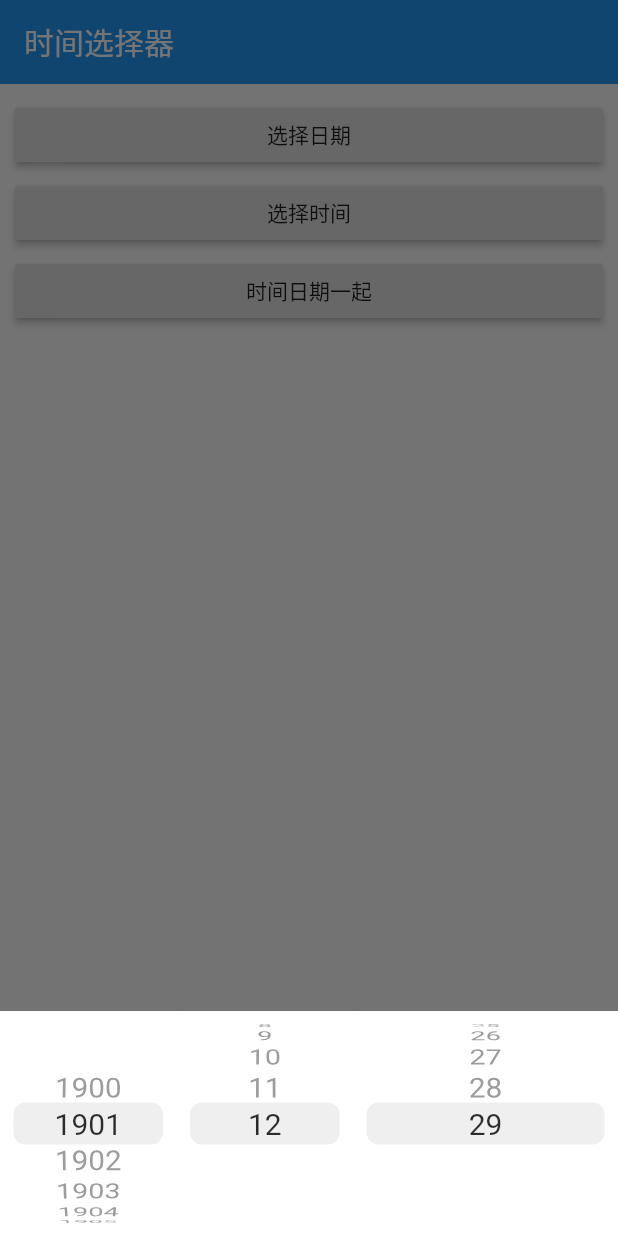
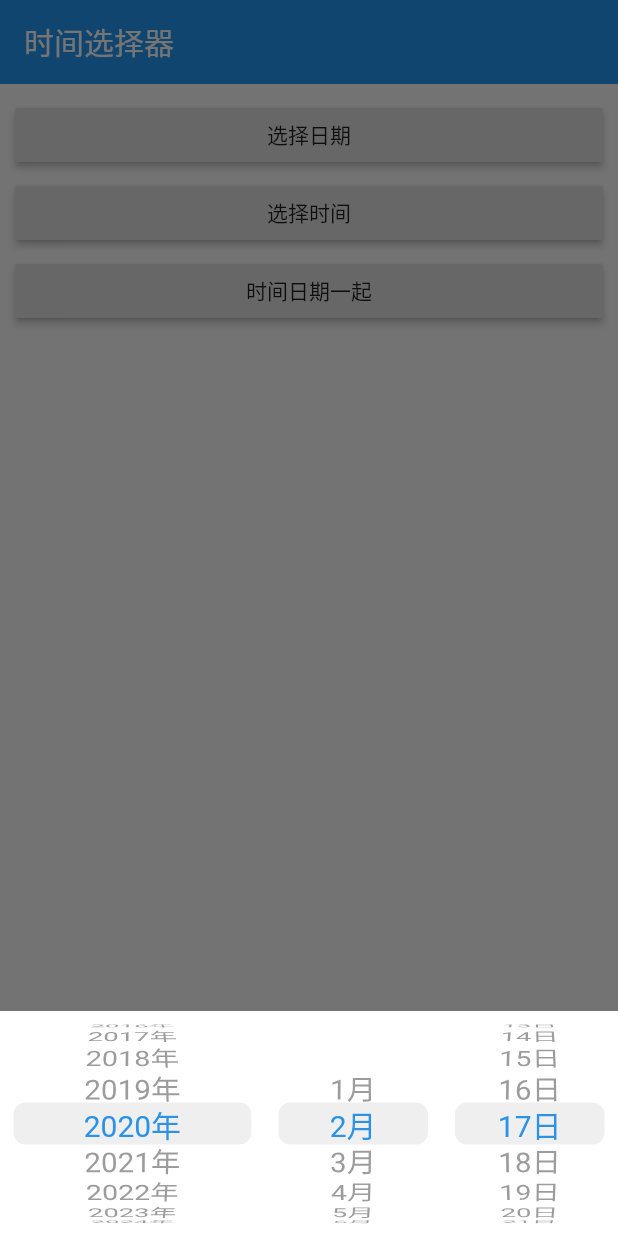
Before and after one commit to LouisHors/timeDatePickerForFlutter, a Flutter app: the screen it shows after launch, after a tap on "选择日期", on a phone screen of 412 x 824 dp. Run offline on Flutter 3.47's test engine with Material 2 defaults, Android fonts, the phone set to English and light mode, and no system bars.

Commit message:
MOD：修复了一些bug

```diff
--- a/lib/Picker.dart
+++ b/lib/Picker.dart
@@ -22,7 +22,7 @@ typedef PickerDidFormatValue<T> = String Function(T value);
 /// 主体类
 class Picker {
   // 默认字体大小
-  static const defaultTextSize = 20.0;
+  static const double defaultTextSize = 20.0;
 
   /// 当前选中的选项的index
   List<int> selectedIdx = [];
@@ -245,8 +245,10 @@ class PickerWidgetState<T> extends State<_PickerWidget> {
       mainAxisSize: MainAxisSize.min,
       children: <Widget>[
         (picker.shouldHideHeader) ? SizedBox() : Container(
-          child: Row(
-            children: setupHeaderViews(),
+          child: Flexible(
+            child:  Row(
+              children: setupHeaderViews(),
+            ),
           ),
           decoration: picker.headerDecoration ?? BoxDecoration(
             border: Border(
@@ -258,9 +260,11 @@ class PickerWidgetState<T> extends State<_PickerWidget> {
               : picker.headerColor,
           ),
         ),
-        Row(
-          mainAxisAlignment: MainAxisAlignment.spaceBetween,
-          children: setupUI(),
+        Flexible(
+          child: Row(
+            mainAxisAlignment: MainAxisAlignment.spaceBetween,
+            children: setupUI(),
+          ),
         ),
         picker.footer ?? SizedBox(width: 0.0, height: 0.0,),
       ],
@@ -350,7 +354,7 @@ class PickerWidgetState<T> extends State<_PickerWidget> {
     List<Widget> items = [];
 
     PickerAdapter adapter = picker.adapter;
-    if (adapter == null) adapter.setColumn(-1);
+    if (adapter != null) adapter.setColumn(-1);
 
     if (adapter != null && adapter.length > 0) {
       for (int i = 0; i < picker._maxLevel; i++) {
@@ -414,7 +418,7 @@ class PickerWidgetState<T> extends State<_PickerWidget> {
         var item = Container(child: tmpDelimiter.child, height: picker.height);
         if (tmpDelimiter.column < 0) {
           items.insert(0, item);
-        }else if (tmpDelimiter.column > items.length) {
+        }else if (tmpDelimiter.column >= items.length) {
           items.add(item);
         }else {
           items.insert(tmpDelimiter.column, item);
--- a/lib/PickerDateTimeDataAdapter.dart
+++ b/lib/PickerDateTimeDataAdapter.dart
@@ -127,7 +127,7 @@ class PickerDateTimeDataAdapter extends PickerAdapter<DateTime> {
 
   // 不同类型的数据长度
   static const List<List<int>> lengths = const [
-    [12, 31, 0],
+    [0, 12, 31],
     [24, 60],
     [24, 60, 60],
     [12, 60, 2],
@@ -188,7 +188,7 @@ class PickerDateTimeDataAdapter extends PickerAdapter<DateTime> {
 
   @override
   void setColumn(int index) {
-    _column = index;
+    _column = index + 1;
     if (_column < 0) _column = 0;
   }
 
@@ -217,7 +217,7 @@ class PickerDateTimeDataAdapter extends PickerAdapter<DateTime> {
       case 0: // 年， 分几几年和全称两种情况
         if (twoDigitYear != null && twoDigitYear) {
           _text = "${_yearBegin + index}";
-          _text = "${text.substring(_text.length - (_text.length - 2), _text.length)}${_checkStr(yearSuffix)}";
+          _text = "${_text.substring(_text.length - (_text.length - 2), _text.length)}${_checkStr(yearSuffix)}";
         }else {
           _text = "${_yearBegin + index}${_checkStr(yearSuffix)}";
         }
@@ -287,7 +287,7 @@ class PickerDateTimeDataAdapter extends PickerAdapter<DateTime> {
 
   @override
   void doShow() {
-    if (yearBegin == 0) {
+    if (_yearBegin == 0) {
       getLength();
     }
     for (int i = 0; i < getMaxLevel(); i++) {
@@ -306,7 +306,7 @@ class PickerDateTimeDataAdapter extends PickerAdapter<DateTime> {
           picker.selectedIdx[i] = value.hour;
           break;
         case 4:
-          picker.selectedIdx[i] = minuteInterval == null || minuteInterval < 2 ? value.minute : value.minute ~/ minuteInterval;
+          picker.selectedIdx[i] = (minuteInterval == null || minuteInterval < 2) ? value.minute : value.minute ~/ minuteInterval;
           break;
         case 5:
           picker.selectedIdx[i] = value.second;
@@ -347,7 +347,7 @@ class PickerDateTimeDataAdapter extends PickerAdapter<DateTime> {
         h = index;
         break;
       case 4:
-        m = minuteInterval == null || minuteInterval < 2 ? index : index * minuteInterval;
+        m = (minuteInterval == null || minuteInterval < 2) ? index : index * minuteInterval;
         break;
       case 5:
         s = index;
@@ -357,7 +357,7 @@ class PickerDateTimeDataAdapter extends PickerAdapter<DateTime> {
           if (h == 0) h = 12;
           if (h > 12) h = h -12;
         }else {
-          if (h > 12) h = h + 12;
+          if (h < 12) h = h + 12;
           if (h == 12) h = 0;
         }
         break;
--- a/lib/main.dart
+++ b/lib/main.dart
@@ -78,7 +78,12 @@ class _MyHomePageState extends State<MyHomePage> {
   void showDatePicker(BuildContext context) {
     Picker(
       shouldHideHeader: true,
-      adapter: PickerDateTimeDataAdapter(),
+      adapter: new PickerDateTimeDataAdapter(
+        customColumnType: [0, 1, 2],
+        yearSuffix: "年",
+        monthSuffix: "月",
+        daySuffix: "日"
+      ),
       title: Text("请选择日期"),
       selectedStyle: TextStyle(color: Colors.blue),
       onConfirm: (Picker picker, List value) {
@@ -91,7 +96,7 @@ class _MyHomePageState extends State<MyHomePage> {
     new Picker(
       shouldHideHeader: true,
       adapter: new PickerDateTimeDataAdapter(
-        customColumnType: [3, 4, 5],
+        customColumnType: [3, 4],
       ),
       title: Text("请选择时间"),
       selectedStyle: TextStyle(color: Colors.blue),
@@ -103,22 +108,18 @@ class _MyHomePageState extends State<MyHomePage> {
 
   void showDateTimePicker(BuildContext context) {
     new Picker(
+      shouldHideHeader: true,
       adapter: PickerDateTimeDataAdapter(
-        type: PickerDateTimeType.kMDYHM,
-        isNumberMonth: true,
+        customColumnType: [0, 1, 2, 3, 4],
         yearSuffix: "年",
-        monthSuffix: "",
-        daySuffix: "",
+        monthSuffix: "月",
+        daySuffix: "日",
       ),
       title: Text("请选择时间日期"),
+      selectedStyle: TextStyle(color: Colors.blue),
       onConfirm: (Picker picker, List value) {
-        print(picker.adapter.text);
+        print((picker.adapter as PickerDateTimeDataAdapter).value);
       },
-      onSelect: (Picker picker, int index, List<int> selectedIdx) {
-        this.setState(() {
-          stateText = picker.adapter.toString();
-        });
-      }
-    ).show(_scaffoldKey.currentState);
+    ).showModal(this.context);
   }
 }
```
Also changed, not shown: lib/PickerAdapter.dart (+33 -0 lines), lib/PickerDataAdapter.dart (+6 -7 lines).
